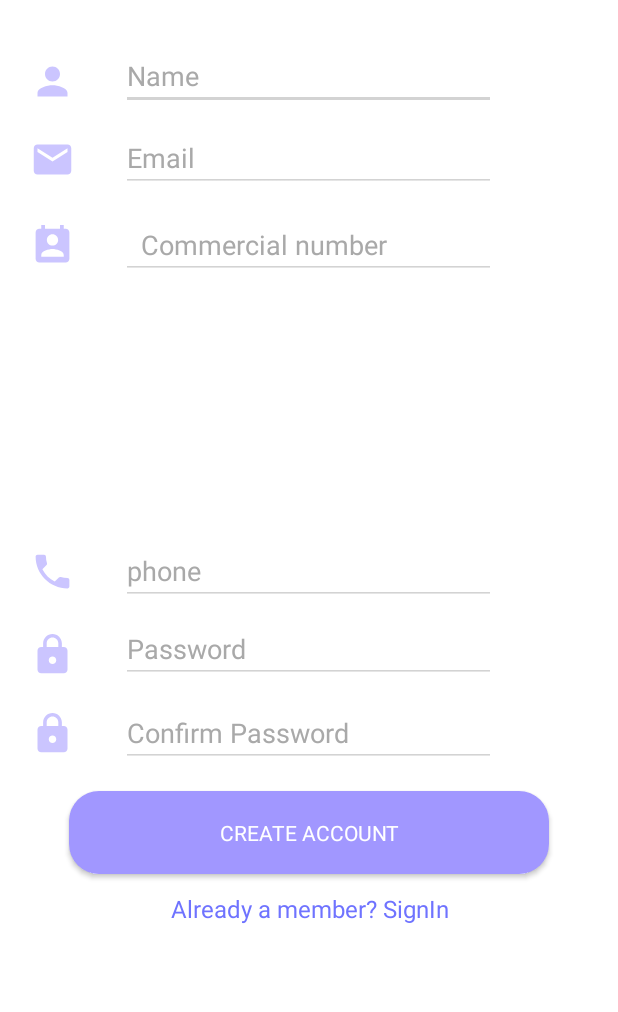
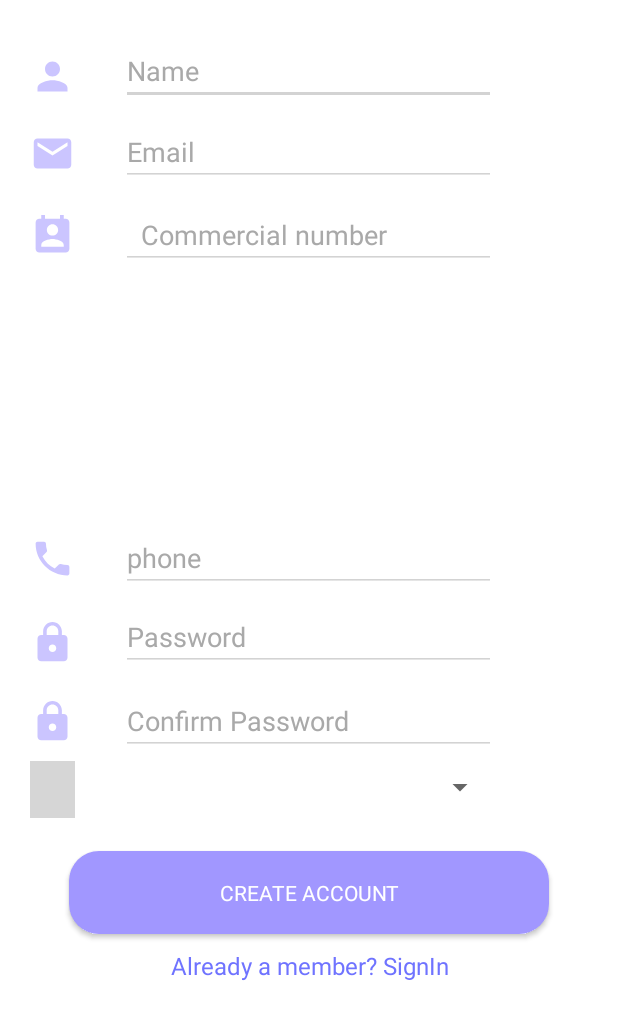
Before and after one commit to ReemaAH/Bookly, an Android app: the SignUpORG screen opened directly, with no data from a screen before it, on a phone screen of 412 x 824 dp, the part 224-1236 px from its top. Run offline under Robolectric (Android 15) with nearby library versions, the phone set to English and light mode, and no system bars; our stand-ins replace Firebase (no records; nobody signed in at launch, a user with empty details on screens opened directly); grey boxes are pictures that could not be loaded.

Commit message:
Reema sprint 3(not comleted )

```diff
--- a/app/build.gradle
+++ b/app/build.gradle
@@ -34,7 +34,8 @@ dependencies {
     implementation 'de.hdodenhof:circleimageview:1.3.0'
     implementation 'com.google.firebase:firebase-storage:11.8.0'
     implementation 'com.android.support:cardview-v7:28.0.0'
-    implementation 'com.squareup.picasso:picasso:2.5.2'
+    implementation 'com.android.support:recyclerview-v7:28.0.0'
+    //implementation 'com.nex3z:notification-badge:1.0.2'
 }
 
 apply plugin: 'com.google.gms.google-services'
--- a/app/src/main/java/com/example/atheer/booklyv1/CatView.java
+++ b/app/src/main/java/com/example/atheer/booklyv1/CatView.java
@@ -1,5 +1,4 @@
 package com.example.atheer.booklyv1;
-
 import android.content.Intent;
 import android.support.design.widget.NavigationView;
 import android.support.v4.view.GravityCompat;
--- a/app/src/main/java/com/example/atheer/booklyv1/EditPasswordadmin.java
+++ b/app/src/main/java/com/example/atheer/booklyv1/EditPasswordadmin.java
@@ -110,11 +110,9 @@ public class EditPasswordadmin extends AppCompatActivity implements View.OnClick
                     public boolean onNavigationItemSelected(MenuItem menuItem) {
                         // set item as selected to persist highlight
                         menuItem.setChecked(true);
-                        // close drawer when item is tapped
+
                         mDrawerLayout.closeDrawers();
 
-                        // Add code here to update the UI based on the item selected
-                        // For example, swap UI fragments here
 
                         int id = menuItem.getItemId();
 
--- a/app/src/main/java/com/example/atheer/booklyv1/SignUpORG.java
+++ b/app/src/main/java/com/example/atheer/booklyv1/SignUpORG.java
@@ -6,8 +6,10 @@ import android.support.annotation.NonNull;
 import android.support.v7.app.AppCompatActivity;
 import android.util.Patterns;
 import android.view.View;
+import android.widget.ArrayAdapter;
 import android.widget.EditText;
 import android.widget.ProgressBar;
+import android.widget.Spinner;
 import android.widget.Toast;
 
 import com.google.android.gms.tasks.OnCompleteListener;
@@ -16,8 +18,13 @@ import com.google.firebase.auth.AuthResult;
 import com.google.firebase.auth.FirebaseAuth;
 import com.google.firebase.auth.FirebaseAuthUserCollisionException;
 import com.google.firebase.auth.FirebaseUser;
+import com.google.firebase.database.DataSnapshot;
+import com.google.firebase.database.DatabaseError;
 import com.google.firebase.database.DatabaseReference;
 import com.google.firebase.database.FirebaseDatabase;
+import com.google.firebase.database.ValueEventListener;
+
+import java.util.ArrayList;
 
 public class SignUpORG extends AppCompatActivity implements View.OnClickListener {
     EditText editTextUsername , editTextPassword, editTextEmail,EditTextphone,EditTextpasswordCon, EditTextphoneNo , EditTextrecordNO;
@@ -32,7 +39,13 @@ public class SignUpORG extends AppCompatActivity implements View.OnClickListener
     String password2;
     String phoneNo;
     String recordNO;
+   String Category;
+    int position=0;
+    cat cate;
+    ArrayList<String> list;
+    ArrayAdapter<String> adapter;
 
+    Spinner dropdown;
     public SignUpORG(){
         name=null;
         email=null;
@@ -48,7 +61,13 @@ public class SignUpORG extends AppCompatActivity implements View.OnClickListener
     @Override
     protected void onCreate(Bundle savedInstanceState) {
         super.onCreate(savedInstanceState);
-        setContentView(R.layout.activity_sign_up_org);
+
+        setContentView(R.layout.activity_sign_up_org );
+
+
+        dropdown = (Spinner) findViewById(R.id.spinner1);
+        loadDropDown();
+
         editTextEmail=(EditText)findViewById(R.id.input_email);
         editTextPassword=(EditText)findViewById(R.id.input_password);
         editTextUsername=(EditText)findViewById(R.id.input_name);
@@ -59,15 +78,64 @@ public class SignUpORG extends AppCompatActivity implements View.OnClickListener
         findViewById(R.id.link_login).setOnClickListener(this);
         findViewById(R.id.btn_signup).setOnClickListener(this);
         Newprogressbar = (ProgressBar) findViewById(R.id.progressbar);
+
+
+
+
+    }
+    private void loadDropDown(){
+
+
+        cate= new cat();
+        DatabaseReference ref1 = database.getReference("category");
+        list = new ArrayList<>();
+        adapter = new ArrayAdapter<String>(this, android.R.layout.simple_spinner_dropdown_item,list);
+        ref1.addValueEventListener(new ValueEventListener() {
+
+
+            public void onDataChange(DataSnapshot dataSnapshot) {
+
+
+                for (DataSnapshot ds : dataSnapshot.getChildren()) {
+
+                    String str;
+                    cate = ds.getValue(cat.class);
+
+
+                    str = cate.getName().toString() + " ";
+                    list.add(str);
+
+                }
+
+
+                dropdown.setAdapter(adapter);
+
+            }
+
+
+
+
+
+            @Override
+            public void onCancelled(DatabaseError databaseError) {
+
+            }
+        });
+
     }
 
-    private void regsterUser(){
+
+
+
+
+            private void regsterUser(){
         name=editTextUsername.getText().toString().trim();
         password=editTextPassword.getText().toString().trim();
         email=editTextEmail.getText().toString().trim();
         password2=EditTextpasswordCon.getText().toString().trim();
         recordNO=EditTextrecordNO.getText().toString().trim();
         phoneNo=EditTextphoneNo.getText().toString().trim();
+        Category = dropdown.getSelectedItem().toString();
 
         if (phoneNo.length()<10 || phoneNo.length()>10){
 
@@ -135,7 +203,7 @@ public class SignUpORG extends AppCompatActivity implements View.OnClickListener
                                                                                                                         public void onComplete(@NonNull Task<AuthResult> task) {
                                                                                                                             Newprogressbar.setVisibility(View.GONE);
                                                                                                                             if(task.isSuccessful()){
-                                                                                                                                // Toast.makeText(getApplicationContext(),"User Registered Successful", Toast.LENGTH_SHORT).show();
+
                                                                                                                                 FirebaseDatabase database =  FirebaseDatabase.getInstance();
                                                                                                                                 FirebaseUser user =  mAuth.getCurrentUser();
                                                                                                                                 String userId = user.getUid();
@@ -146,10 +214,13 @@ public class SignUpORG extends AppCompatActivity implements View.OnClickListener
                                                                                                                                 mRef.child("groupID").setValue(2);
                                                                                                                                 mRef.child("phoneNO").setValue(phoneNo);
                                                                                                                                 mRef.child("Status").setValue("Not approved");
+                                                                                                                                mRef.child("cat").setValue(Category);
                                                                                                                                 user.sendEmailVerification().addOnCompleteListener(new OnCompleteListener<Void>() {
                                                                                                                                     @Override
                                                                                                                                     public void onComplete(@NonNull Task<Void> task) {
                                                                                                                                         Toast.makeText(SignUpORG.this,"Please check your Email",Toast.LENGTH_LONG).show();
+                                                                                                                                        Intent homepage = new Intent(SignUpORG.this, orgmessage.class);
+                                                                                                                                        startActivity(homepage);
                                                                                                                                     }
                                                                                                                                 });
                                                                                                                             }
--- a/app/src/main/java/com/example/atheer/booklyv1/bookService.java
+++ b/app/src/main/java/com/example/atheer/booklyv1/bookService.java
@@ -233,7 +233,7 @@ public class bookService extends AppCompatActivity implements View.OnClickListen
 
         });
 
-        //  datePickerDialog.getDatePicker().setMinDate(System.currentTimeMillis() - 1000);
+
 
         time.setOnClickListener(new View.OnClickListener(){
 
--- a/app/src/main/java/com/example/atheer/booklyv1/signupActivity.java
+++ b/app/src/main/java/com/example/atheer/booklyv1/signupActivity.java
@@ -56,8 +56,11 @@ public class signupActivity extends AppCompatActivity implements View.OnClickLis
         EditTextphone=(EditText)findViewById(R.id.phoneNO);
         EditTextpasswordCon=(EditText)findViewById(R.id.input_password2);
         mAuth = FirebaseAuth.getInstance();
+
         findViewById(R.id.link_login).setOnClickListener(this);
+
         findViewById(R.id.btn_signup).setOnClickListener(this);
+
         Newprogressbar = (ProgressBar) findViewById(R.id.progressbar);
     }
 
--- a/app/src/main/res/layout/activity_sign_up_org.xml
+++ b/app/src/main/res/layout/activity_sign_up_org.xml
@@ -14,7 +14,7 @@
         android:layout_height="41dp"
         android:layout_alignParentTop="true"
         android:layout_centerHorizontal="true"
-        android:layout_marginTop="181dp"
+        android:layout_marginTop="178dp"
         android:backgroundTint="#D3D3D3"
         android:fontFamily="sans-serif"
         android:hint="Name"
@@ -29,7 +29,7 @@
         android:layout_height="41dp"
         android:layout_alignParentTop="true"
         android:layout_centerHorizontal="true"
-        android:layout_marginTop="236dp"
+        android:layout_marginTop="232dp"
         android:backgroundTint="#D3D3D3"
         android:fontFamily="sans-serif"
         android:hint="Email"
@@ -44,7 +44,7 @@
         android:layout_height="41dp"
         android:layout_alignParentBottom="true"
         android:layout_centerHorizontal="true"
-        android:layout_marginBottom="219dp"
+        android:layout_marginBottom="227dp"
         android:backgroundTint="#D3D3D3"
         android:fontFamily="sans-serif"
         android:hint="Password"
@@ -60,7 +60,7 @@
         android:layout_height="41dp"
         android:layout_alignParentBottom="true"
         android:layout_centerHorizontal="true"
-        android:layout_marginBottom="163dp"
+        android:layout_marginBottom="171dp"
         android:backgroundTint="#D3D3D3"
         android:fontFamily="sans-serif"
         android:hint="Confirm Password"
@@ -68,12 +68,14 @@
         android:textColor="#7c7a7a"
         android:textColorHint="#A9A9A9" />
 
-
-
-
-    <!-- to be deleted -->
-
-
+    <Spinner
+        android:id="@+id/spinner1"
+        android:layout_width="250dp"
+        android:layout_height="41dp"
+        android:layout_alignParentBottom="true"
+        android:layout_centerHorizontal="true"
+        android:layout_marginBottom="129dp"
+        android:visibility="visible" />
 
     <ProgressBar
         android:id="@+id/progressbar"
@@ -123,24 +125,34 @@
 
 
     <ImageView
-        android:id="@+id/imageView"
+    android:id="@+id/imageView"
+    android:layout_width="30dp"
+    android:layout_height="38dp"
+    android:layout_alignBottom="@+id/input_password"
+    android:layout_marginStart="20dp"
+    android:adjustViewBounds="false"
+    android:src="@drawable/ic_lock_black_24dp"
+    tools:layout_editor_absoluteX="20dp"
+    tools:layout_editor_absoluteY="267dp"
+    android:layout_marginLeft="20dp" />
+    <ImageView
+        android:id="@+id/imageView44"
         android:layout_width="30dp"
         android:layout_height="38dp"
-        android:layout_alignBottom="@+id/input_password"
+        android:layout_alignBottom="@+id/spinner1"
         android:layout_marginStart="20dp"
         android:adjustViewBounds="false"
-        android:src="@drawable/ic_lock_black_24dp"
+        android:src="@drawable/ic_filter_list_black_24dp"
         tools:layout_editor_absoluteX="20dp"
         tools:layout_editor_absoluteY="267dp"
         android:layout_marginLeft="20dp" />
-
     <EditText
         android:id="@+id/Phone"
         android:layout_width="250dp"
         android:layout_height="41dp"
         android:layout_alignParentBottom="true"
         android:layout_centerHorizontal="true"
-        android:layout_marginBottom="271dp"
+        android:layout_marginBottom="280dp"
         android:backgroundTint="#D3D3D3"
         android:ems="10"
         android:hint="phone"
@@ -178,7 +190,7 @@
         android:layout_height="41dp"
         android:layout_alignParentTop="true"
         android:layout_centerHorizontal="true"
-        android:layout_marginTop="294dp"
+        android:layout_marginTop="287dp"
         android:backgroundTint="#D3D3D3"
         android:ems="10"
         android:hint="  Commercial number"
@@ -204,7 +216,7 @@
         android:layout_height="55dp"
         android:layout_alignParentBottom="true"
         android:layout_centerHorizontal="true"
-        android:layout_marginBottom="92dp"
+        android:layout_marginBottom="52dp"
         android:background="@drawable/edit_rouded"
         android:fontFamily="sans-serif"
         android:padding="12dp"
@@ -218,12 +230,13 @@
         android:layout_height="wrap_content"
         android:layout_alignParentBottom="true"
         android:layout_alignParentStart="true"
-        android:layout_marginBottom="58dp"
+        android:layout_marginBottom="20dp"
         android:layout_weight="1"
         android:gravity="center"
         android:text="Already a member? SignIn"
         android:textColor="#6F73FF"
-        android:textSize="16dip" />
+        android:textSize="16dip"
+        android:layout_alignParentLeft="true" />
 
 
 
--- a/app/src/main/res/values/colors.xml
+++ b/app/src/main/res/values/colors.xml
@@ -3,7 +3,7 @@
     <color name="colorPrimary">#3F51B5</color>
     <color name="colorPrimaryDark">#303F9F</color>
     <color name="colorAccent">#FF4081</color>
-    <color name="Button">#6f73ff</color>
+    <color name="Button">#7579f9</color>
     <color name="white">#ffffff</color>
 
     <color name="grey">#F0F0F0</color>
```
Also changed, not shown: app/src/main/AndroidManifest.xml (+4 -6 lines), app/src/main/java/com/example/atheer/booklyv1/dashboardAdmin.java (+13 -2 lines), app/src/main/java/com/example/atheer/booklyv1/loginActivity.java (+16 -4 lines), app/src/main/java/com/example/atheer/booklyv1/mynav.java (+3 -7 lines), app/src/main/java/com/example/atheer/booklyv1/orgServices.java (+2 -17 lines), app/src/main/res/layout/activity_org_services.xml (+1 -23 lines), app/src/main/res/layout/service_info.xml (+0 -14 lines).
